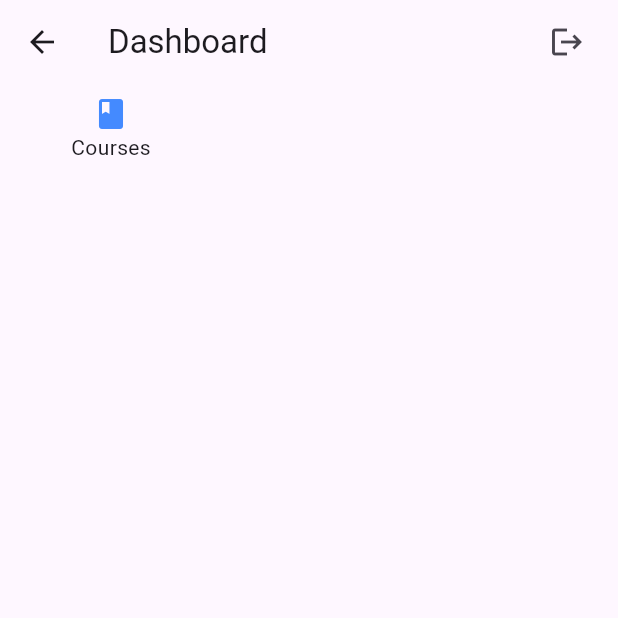
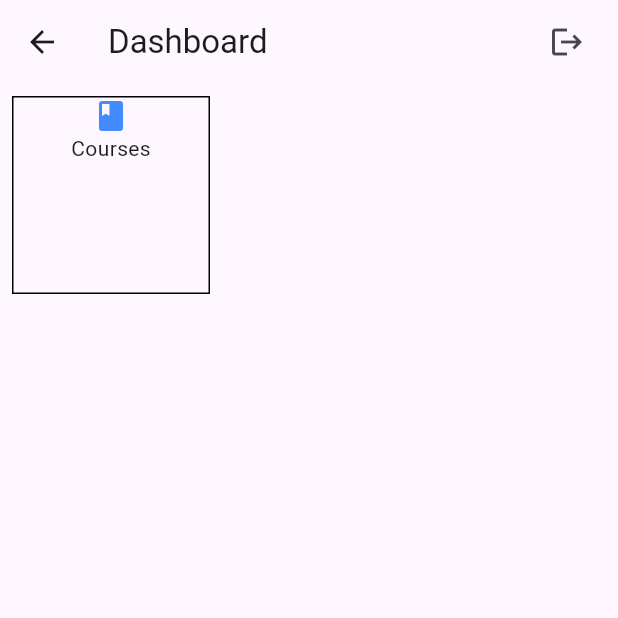
Before and after one commit to younasbzu/my_bzu, a Flutter app: the DashboardScreen screen opened directly, on a phone screen of 412 x 824 dp, the top half of it. Run offline on Flutter 3.47's test engine with Material 3 defaults, Android fonts, the phone set to English and light mode, and no system bars; our stand-ins replace firebase_auth, firebase_core, fluttertoast; accounts and stored records are empty.

Commit message:
Initial commit

```diff
--- a/lib/Dashboard/courses_screen.dart
+++ b/lib/Dashboard/courses_screen.dart
@@ -9,6 +9,10 @@ class CourseScreen extends StatefulWidget {
 class _CourseScreenState extends State<CourseScreen> {
   @override
   Widget build(BuildContext context) {
-    return const Placeholder();
+    return Scaffold(
+      appBar: AppBar(
+        title:const Text('Courses'),
+      ),
+    );
   }
 }
--- a/lib/Dashboard/dashboard_screen.dart
+++ b/lib/Dashboard/dashboard_screen.dart
@@ -41,8 +41,14 @@ class _DashboardScreenState extends State<DashboardScreen> {
                   MaterialPageRoute(builder: (context)=> const CourseScreen()));
             },
              child: Container(
-                height: 50,
-                width: 50,
+                height: 30,
+                width: 30,
+                decoration: BoxDecoration(
+                  border: Border.all(
+                    color: Colors.black,
+                    width: 1.0,
+                  )
+                ),
                 child:const Column(
                   crossAxisAlignment: CrossAxisAlignment.center,
                   children: [
--- a/lib/SplashScreen/authentication/signup_screen.dart
+++ b/lib/SplashScreen/authentication/signup_screen.dart
@@ -62,7 +62,8 @@ class _SignupScreenState extends State<SignupScreen> {
       },
       child: Scaffold(
         appBar: AppBar(
-          title:const Text('Sign up'),
+          title:const Center(
+              child: Text('Sign up')),
         ),
         body: SafeArea(
           child: Column(
```
